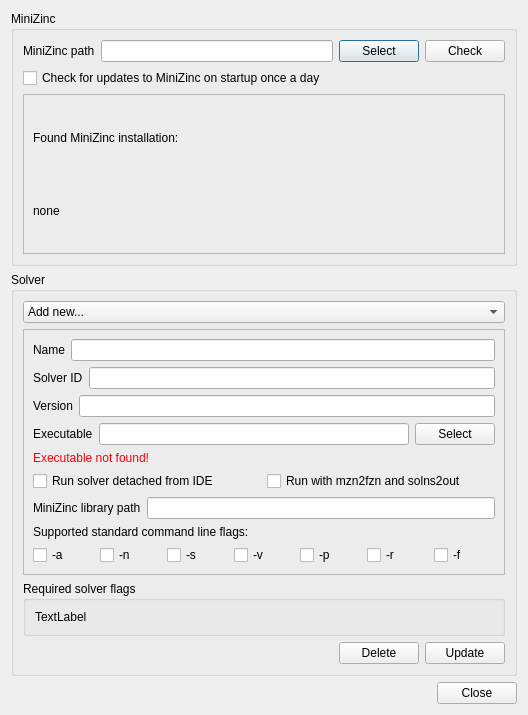
Above: MiniZincIDE/solverdialog.ui from MiniZinc/MiniZincIDE before the change. Below: the same form after it.
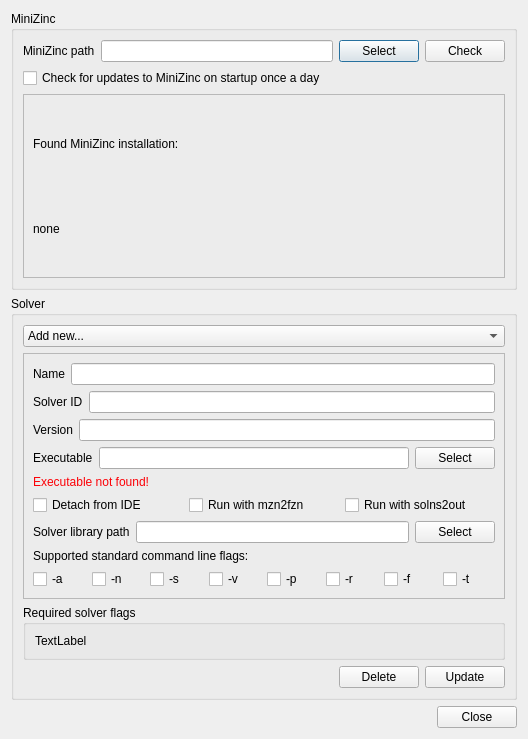
That is the form after the change.

Commit message: Some improvements to the solver dialog

The edit to the form file:
```diff
--- a/MiniZincIDE/solverdialog.ui
+++ b/MiniZincIDE/solverdialog.ui
@@ -7,7 +7,7 @@
     <x>0</x>
     <y>0</y>
     <width>528</width>
-    <height>715</height>
+    <height>739</height>
    </rect>
   </property>
   <property name="sizePolicy">
@@ -228,14 +228,21 @@
            <item>
             <widget class="QCheckBox" name="detach">
              <property name="text">
-              <string>Run solver detached from IDE</string>
+              <string>Detach from IDE</string>
              </property>
             </widget>
            </item>
            <item>
             <widget class="QCheckBox" name="needs_mzn2fzn">
              <property name="text">
-              <string>Run with mzn2fzn and solns2out</string>
+              <string>Run with mzn2fzn</string>
+             </property>
+            </widget>
+           </item>
+           <item>
+            <widget class="QCheckBox" name="needs_solns2out">
+             <property name="text">
+              <string>Run with solns2out</string>
              </property>
             </widget>
            </item>
@@ -246,13 +253,20 @@
            <item>
             <widget class="QLabel" name="label_4">
              <property name="text">
-              <string>MiniZinc library path</string>
+              <string>Solver library path</string>
              </property>
             </widget>
            </item>
            <item>
             <widget class="QLineEdit" name="mznpath"/>
            </item>
+           <item>
+            <widget class="QPushButton" name="mznlib_select">
+             <property name="text">
+              <string>Select</string>
+             </property>
+            </widget>
+           </item>
           </layout>
          </item>
          <item>
@@ -313,6 +327,13 @@
              </property>
             </widget>
            </item>
+           <item>
+            <widget class="QCheckBox" name="has_stdflag_t">
+             <property name="text">
+              <string>-t</string>
+             </property>
+            </widget>
+           </item>
           </layout>
          </item>
         </layout>
```
Left out of the diff: 11 changed lines with no effect on the pictures. The commit also changes 2 other files.
